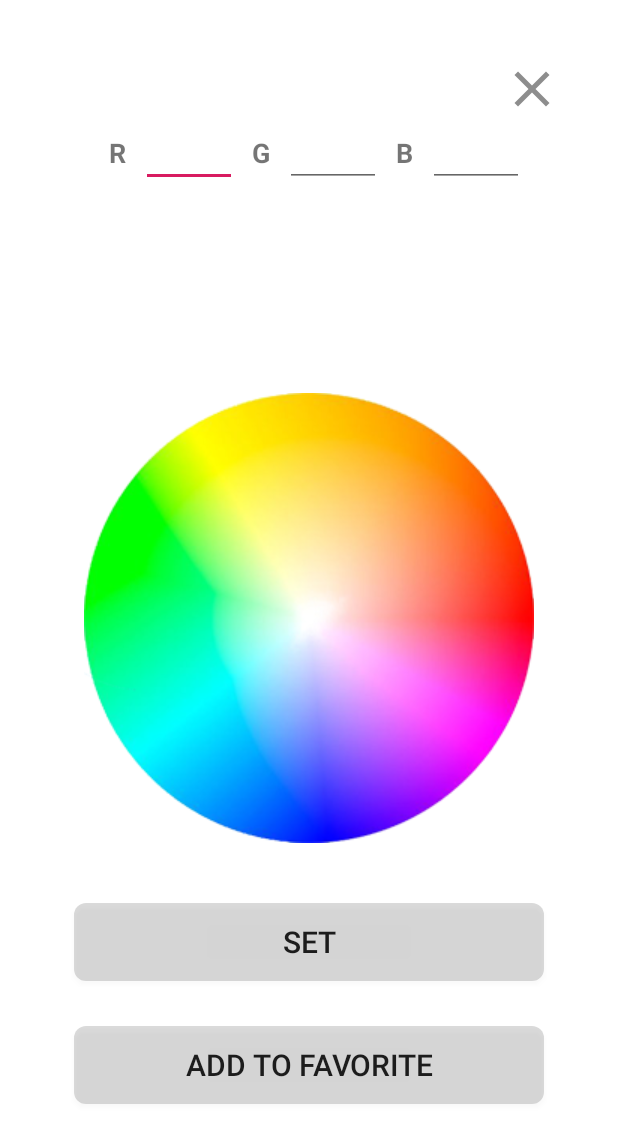
After one commit to BonnyWang/PhotonLab-Android, an Android app: the layout fragment_colorpicker_layout.xml on its own in the app's theme, with its tools: preview values and no code run, on a phone screen of 412 x 824 dp. The commit adds this screen. Shown: the top 1143 px of the screen. Run offline under Robolectric (Android 15) with nearby library versions, the phone set to English and light mode, and no system bars.

Commit message:
Color Picker and Add Color Solved TODO: Fragment Structure & Dialog Fragment

```diff
--- /dev/null
+++ b/app/src/main/java/com/example/myapplication/ColorPicker.java
@@ -0,0 +1,235 @@
+package com.example.myapplication;
+
+import android.view.View;
+import android.content.Context;
+import android.graphics.Bitmap;
+import android.graphics.BitmapFactory;
+import android.graphics.Canvas;
+import android.graphics.Color;
+import android.graphics.Paint;
+import android.graphics.PointF;
+import android.graphics.Rect;
+import android.util.AttributeSet;
+import android.util.Log;
+import android.view.MotionEvent;
+
+import static androidx.constraintlayout.widget.Constraints.TAG;
+
+
+public class ColorPicker extends View {
+    private Context mContext;
+    private Paint mRightPaint;            //画笔
+    private int mHeight;                  //view高
+    private int mWidth;                   //view宽
+    private Bitmap mLeftBitmap;
+    private Bitmap bitmapTemp;
+
+    private Paint mBitmapPaint;//画笔
+    private PointF mLeftSelectPoint;//坐标
+    private OnColorBackListener onColorBackListener;
+    private int mLeftBitmapRadius;
+    public String colorStr="";
+    private int initX = 0;
+    private int initY = 0;
+    private int r;//半径
+    private int colorcode;
+
+
+    public ColorPicker(Context context, AttributeSet attrs) {
+        super(context,attrs);
+        this.mContext = context;
+        init();
+    }
+
+    public ColorPicker(Context context) {
+        this(context,null);
+    }
+
+    public void setOnColorBackListener(OnColorBackListener listener) {
+        onColorBackListener = listener;
+    }
+
+    private void init() {
+        bitmapTemp = BitmapFactory.decodeResource(getResources(), R.drawable.colorpicker);
+        mRightPaint = new Paint();
+        mRightPaint.setStyle(Paint.Style.FILL);
+        mRightPaint.setStrokeWidth(1);
+        mBitmapPaint = new Paint();
+        //TODO:Need to change -Bonny
+        mLeftBitmap = BitmapFactory.decodeResource(mContext.getResources(), R.drawable.cursor);
+        mLeftBitmapRadius = mLeftBitmap.getWidth() / 2;
+
+        //获取圆心
+        initX = bitmapTemp.getWidth() / 2;
+        initY = bitmapTemp.getHeight() / 2;
+        r = bitmapTemp.getHeight() / 2;
+        Log.d(TAG, "init: "+mLeftBitmapRadius+"  "+r+"  "+initX);
+        mLeftSelectPoint = new PointF(0, 0);
+    }
+    @Override
+    protected void onDraw(Canvas canvas) {
+        canvas.drawBitmap(bitmapTemp , null , new Rect(0, 0, mWidth , mHeight ), mBitmapPaint);
+        if(mLeftSelectPoint.x != 0 || mLeftSelectPoint.y != 0){
+            canvas.drawBitmap(mLeftBitmap, mLeftSelectPoint.x - mLeftBitmapRadius,
+                    mLeftSelectPoint.y - mLeftBitmapRadius, mBitmapPaint);
+        }
+
+    }
+    @Override
+    protected void onMeasure(int widthMeasureSpec, int heightMeasureSpec) {
+        mWidth = bitmapTemp.getWidth();
+        mHeight = bitmapTemp.getHeight();
+        setMeasuredDimension(mWidth, mHeight);
+    }
+
+    @Override
+    public boolean onTouchEvent(MotionEvent event) {
+        float x = event.getX();
+        float y = event.getY();
+        Log.d("hello", "onTouchEvent: "+x+" and "+y);
+        switch (event.getAction()) {
+            case MotionEvent.ACTION_DOWN:
+            case MotionEvent.ACTION_MOVE:
+                proofLeft(x, y);
+                invalidate();
+                getRGB();
+                break;
+            case MotionEvent.ACTION_UP:
+                //取色
+                getRGB();
+                invalidate();
+        }
+        return true;
+    }
+
+    private String toBrowserHexValue(int number) {
+        StringBuilder builder = new StringBuilder(
+                Integer.toHexString(number & 0xff));
+        while (builder.length() < 2) {
+            builder.append("0");
+        }
+        return builder.toString().toUpperCase();
+    }
+
+
+    private void getRGB(){
+        int pixel = bitmapTemp.getPixel((int)mLeftSelectPoint.x, (int)mLeftSelectPoint.y);
+        int r = Color.red(pixel);
+        int g = Color.green(pixel);
+        int b = Color.blue(pixel);
+        int a = Color.alpha(pixel);
+        Log.d("shit", "getRGB: "+r+" "+g+" "+b+" "+a+" ");
+        colorStr = "#" + toBrowserHexValue(r) + toBrowserHexValue(g)
+                + toBrowserHexValue(b);
+        //十六进制的颜色字符串。
+        colorcode= (a & 0xff) << 24 | (r & 0xff) << 16 | (g & 0xff) << 8 | (b & 0xff);
+
+        if (onColorBackListener != null) {
+            onColorBackListener.onColorBack(a, r, g, b);
+        }
+    }
+
+
+    @Override
+    protected void onDetachedFromWindow() {
+        if (mLeftBitmap != null && mLeftBitmap.isRecycled() == false) {
+            mLeftBitmap.recycle();//图片回收
+        }
+        if (bitmapTemp != null && bitmapTemp.isRecycled() == false) {
+            bitmapTemp.recycle();//图片回收
+        }
+        super.onDetachedFromWindow();
+    }
+
+    private void proofLeft(float x, float y) {
+        int r = bitmapTemp.getWidth() / 2 - mLeftBitmapRadius / 2;//圆半径
+        //北
+        PointF N = new PointF(initX, initY - r);//北
+        PointF S = new PointF(initX, initY + r);//南
+        PointF W = new PointF(initX - r, initY);//西
+        PointF E = new PointF(initX + r, initY);//东
+        int a = twoSpotGetLine(initX, initY, x, y);//圆心到点
+
+        if (a < r) {//在圆内
+            mLeftSelectPoint.x = x;
+            mLeftSelectPoint.y = y;
+        } else {
+            double angle = 0;
+            int c = r;
+            int b = 0;
+            int newx = 0;
+            int newy = 0;
+            if (x > initX) {//二四象限 NE SE
+                if (y > initY) {//四象限 东南ES
+                    b = twoSpotGetLine(S.x, S.y, x, y);//南点到点
+                    double aoccos = (Math.pow(a, 2) + Math.pow(c, 2) - Math.pow(b, 2)) / (2 * a * c);
+                    angle = 90d - (Math.acos(aoccos) * (180 / Math.PI));//角度
+                    Log.e("getLeftColor", "角度东南ES a: " + a + ",b: " + b + ",c: " + c + ",angle:" + angle);
+                    if (angle % 90 == 0) {
+                        newx = initX;
+                        newy = initY + r;
+                    }
+                } else if (y < initY) {//二象限 北东EN
+                    b = twoSpotGetLine(E.x, E.y, x, y);//北点到点
+                    double aoccos = (Math.pow(a, 2) + Math.pow(c, 2) - Math.pow(b, 2)) / (2 * a * c);
+                    angle = 360d - (Math.acos(aoccos) * (180 / Math.PI));//角度
+                    Log.e("getLeftColor", "角度北东EN a: " + a + ",b: " + b + ",c: " + c + ",angle:" + angle);
+                    if (angle % 90 == 0) {
+                        newx = initX + r;
+                        newy = initY;
+                    }
+                }
+            } else {//一三象限
+                if (y > initY) {//一象限 西北WN
+                    b = twoSpotGetLine(W.x, W.y, x, y);//西点到点
+                    double aoccos = (Math.pow(a, 2) + Math.pow(c, 2) - Math.pow(b, 2)) / (2 * a * c);
+                    angle = 180d - (Math.acos(aoccos) * (180 / Math.PI));//角度
+                    Log.e("getLeftColor", "角度西北WN a: " + a + ",b: " + b + ",c: " + c + ",angle:" + angle);
+                    if (angle % 90 == 0) {
+                        newx = initX - r;
+                        newy = initY;
+                    }
+                } else if (y < initY) {//三象限 南西SW
+                    b = twoSpotGetLine(N.x, N.y, x, y);//东点到点
+                    double aoccos = (Math.pow(a, 2) + Math.pow(c, 2) - Math.pow(b, 2)) / (2 * a * c);
+                    angle = 270d - (Math.acos(aoccos) * (180 / Math.PI));//角度
+                    Log.e("getLeftColor", "角度南西SW a: " + a + ",b: " + b + ",c: " + c + ",angle:" + angle);
+                    if (angle % 90 == 0) {
+                        newx = initX;
+                        newy = initY - r;
+                    }
+                }
+            }
+            if (angle % 90 != 0) {
+                newx = (int) (initX + r * Math.cos(angle * Math.PI / 180));
+                newy = (int) (initY + r * Math.sin(angle * Math.PI / 180));
+            }
+            Log.e("getLeftColor", "新坐标 x: " + newx + ",y: " + newy);
+            mLeftSelectPoint.x = newx;
+            mLeftSelectPoint.y = newy;
+        }
+    }
+
+    private int twoSpotGetLine(float x1,float y1,float x2,float y2){
+        double line2 = Math.pow((x1-x2),2) + Math.pow((y1-y2),2);
+        return (int)Math.abs(Math.sqrt(line2));
+    }
+
+    public String getColorStr() {
+        return colorStr;
+    }
+
+    public void setColorStr(String colorStr) {
+        this.colorStr = colorStr;
+    }
+
+    public interface OnColorBackListener {
+        public void onColorBack(int a, int r, int g, int b);
+    }
+
+    public int getColorcode(){
+        return colorcode;
+    }
+
+
+}
--- /dev/null
+++ b/app/src/main/res/drawable/ic_close_black_24dp.xml
@@ -0,0 +1,5 @@
+<vector android:height="24dp" android:tint="#8D8D8D"
+    android:viewportHeight="24.0" android:viewportWidth="24.0"
+    android:width="24dp" xmlns:android="http://schemas.android.com/apk/res/android">
+    <path android:fillColor="#FF000000" android:pathData="M19,6.41L17.59,5 12,10.59 6.41,5 5,6.41 10.59,12 5,17.59 6.41,19 12,13.41 17.59,19 19,17.59 13.41,12z"/>
+</vector>
--- /dev/null
+++ b/app/src/main/res/layout/fragment_colorpicker_layout.xml
@@ -0,0 +1,133 @@
+<?xml version="1.0" encoding="utf-8"?>
+<FrameLayout xmlns:android="http://schemas.android.com/apk/res/android"
+    xmlns:app="http://schemas.android.com/apk/res-auto"
+    android:layout_width="match_parent"
+    android:layout_height="match_parent"
+    xmlns:tools="http://schemas.android.com/tools"
+    android:background="@android:color/background_light"
+    tools:context=".MainActivity">
+
+    <androidx.constraintlayout.widget.ConstraintLayout
+        android:layout_width="match_parent"
+        android:layout_height="match_parent"
+        android:clipToPadding="false">
+
+        <Button
+            android:id="@+id/close"
+            android:layout_width="40dp"
+            android:layout_height="40dp"
+            android:background="@drawable/ic_close_black_24dp"
+            app:layout_constraintBottom_toBottomOf="parent"
+            app:layout_constraintEnd_toEndOf="parent"
+            app:layout_constraintHorizontal_bias="0.9"
+            app:layout_constraintStart_toStartOf="parent"
+            app:layout_constraintTop_toTopOf="parent"
+            app:layout_constraintVertical_bias="0.05" />
+
+        <com.example.myapplication.ColorPicker
+            android:id="@+id/colorDisk"
+            android:layout_width="wrap_content"
+            android:layout_height="wrap_content"
+            app:layout_constraintBottom_toBottomOf="parent"
+            app:layout_constraintEnd_toEndOf="parent"
+            app:layout_constraintHorizontal_bias="0.5"
+            app:layout_constraintStart_toStartOf="parent"
+            app:layout_constraintTop_toTopOf="parent"
+            app:layout_constraintVertical_bias="0.5" />
+
+
+
+        <Button
+            android:id="@+id/AddFavColor"
+            android:layout_width="wrap_content"
+            android:layout_height="wrap_content"
+            android:background="@drawable/set_background"
+            android:text="@string/Add_to_Favorite"
+            android:textSize="20sp"
+            android:layout_marginTop="30dp"
+            app:layout_constraintEnd_toEndOf="parent"
+            app:layout_constraintStart_toStartOf="parent"
+            app:layout_constraintTop_toBottomOf="@+id/setColorButton" />
+
+        <Button
+            android:id="@+id/setColorButton"
+            android:layout_width="wrap_content"
+            android:layout_height="wrap_content"
+            android:background="@drawable/set_background"
+            android:text="@string/Set"
+            android:textSize="20sp"
+            app:layout_constraintTop_toBottomOf="@id/colorDisk"
+            android:layout_marginTop="40dp"
+            app:layout_constraintEnd_toEndOf="parent"
+            app:layout_constraintStart_toStartOf="parent" />
+
+        <LinearLayout
+            android:layout_width="395dp"
+            android:layout_height="wrap_content"
+            android:orientation="horizontal"
+            app:layout_constraintTop_toBottomOf="@+id/close"
+            app:layout_constraintStart_toStartOf="parent"
+            app:layout_constraintEnd_toEndOf="parent"
+            android:gravity="center">
+
+            <TextView
+                android:id="@+id/textView4"
+                android:layout_width="wrap_content"
+                android:layout_height="wrap_content"
+                android:text="@string/R"
+                android:textSize="18sp"
+                android:textStyle="bold"
+                android:layout_marginStart="10dp"
+                android:layout_marginEnd="10dp" />
+
+            <EditText
+                android:id="@+id/editTextR"
+                android:layout_width="wrap_content"
+                android:layout_height="wrap_content"
+
+                android:ems="3"
+                android:inputType="numberSigned" />
+
+            <TextView
+                android:id="@+id/textView5"
+                android:layout_width="wrap_content"
+                android:layout_height="wrap_content"
+
+                android:text="@string/G"
+                android:textSize="18sp"
+                android:textStyle="bold"
+                android:layout_marginStart="10dp"
+                android:layout_marginEnd="10dp"/>
+
+            <EditText
+                android:id="@+id/editTextG"
+                android:layout_width="wrap_content"
+                android:layout_height="wrap_content"
+
+                android:ems="3"
+                android:inputType="numberSigned" />
+
+            <TextView
+                android:id="@+id/textView6"
+                android:layout_width="wrap_content"
+                android:layout_height="wrap_content"
+                android:text="@string/B"
+                android:textSize="18sp"
+                android:textStyle="bold"
+                android:layout_marginStart="10dp"
+                android:layout_marginEnd="10dp"/>
+
+            <EditText
+                android:id="@+id/editTextB"
+                android:layout_width="wrap_content"
+                android:layout_height="wrap_content"
+
+                android:ems="3"
+                android:inputType="numberSigned" />
+        </LinearLayout>
+
+
+    </androidx.constraintlayout.widget.ConstraintLayout>
+
+
+</FrameLayout>
--- a/app/src/main/res/values/strings.xml
+++ b/app/src/main/res/values/strings.xml
@@ -13,6 +13,10 @@
     <string name="Single">Single</string>
     <string name="PhotonLab">PhotonLab</string>
     <string name="Set">Set</string>
+    <string name="Add_to_Favorite">Add to Favorite</string>
+    <string name="R">R</string>
+    <string name="G">G</string>
+    <string name="B">B</string>
 
     <!-- TODO: Remove or change this placeholder text -->
     <string name="hello_blank_fragment">Hello blank fragment</string>>
```
Also changed, not shown: app/src/main/java/com/example/myapplication/Fragment_Control.java (+50 -1 lines), app/src/main/java/com/example/myapplication/MainActivity.java (+7 -5 lines), app/src/main/java/com/example/myapplication/fragment_colorpicker.java (added, +149 -0 lines), app/src/main/res/anim/pop_enter.xml (added, +12 -0 lines), app/src/main/res/anim/pop_out.xml (added, +12 -0 lines), app/src/main/res/anim/slide_down.xml (added, +7 -0 lines), app/src/main/res/drawable/picker.xml (added, +10 -0 lines), app/src/main/res/layout/fragment__control_layout.xml (+10 -1 lines), app/src/main/res/drawable/colorpicker.png (added), app/src/main/res/drawable/cursor.png (added).
